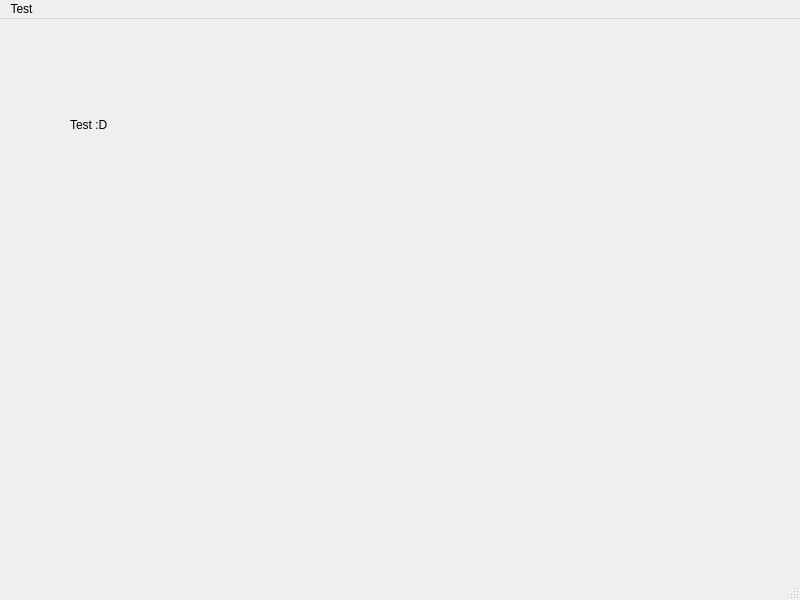
Before: the Qt Designer form src/mainwindow.ui in cybercatalyst/ubuntu-phone-native-template, drawn with Qt 5.
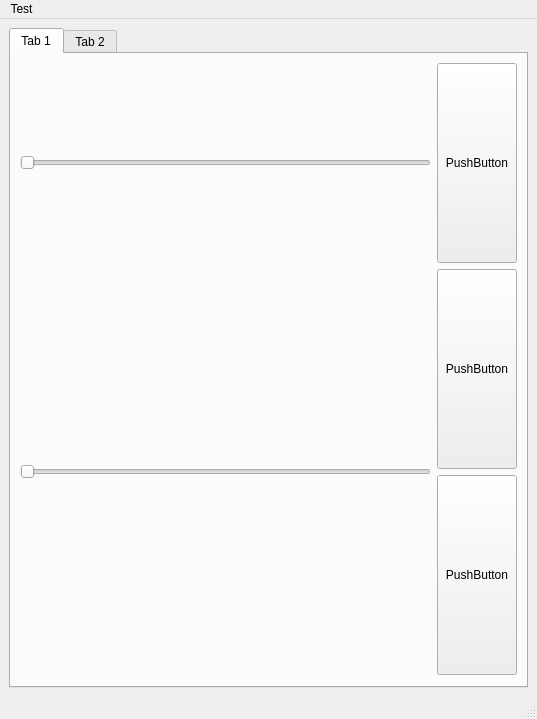
After: the same form once the commit is applied.

Commit message: Now also transferring executable.

What changed in the file:
```diff
--- a/src/mainwindow.ui
+++ b/src/mainwindow.ui
@@ -6,34 +6,92 @@
    <rect>
     <x>0</x>
     <y>0</y>
-    <width>800</width>
-    <height>600</height>
+    <width>537</width>
+    <height>354</height>
    </rect>
   </property>
   <property name="windowTitle">
    <string>MainWindow</string>
   </property>
   <widget class="QWidget" name="centralwidget">
-   <widget class="QLabel" name="label">
-    <property name="geometry">
-     <rect>
-      <x>70</x>
-      <y>70</y>
-      <width>191</width>
-      <height>71</height>
-     </rect>
-    </property>
-    <property name="text">
-     <string>Test :D</string>
-    </property>
-   </widget>
+   <layout class="QVBoxLayout" name="verticalLayout">
+    <item>
+     <widget class="QTabWidget" name="tabWidget">
+      <widget class="QWidget" name="tab">
+       <attribute name="title">
+        <string>Tab 1</string>
+       </attribute>
+       <layout class="QGridLayout" name="gridLayout">
+        <item row="0" column="0">
+         <widget class="QSlider" name="horizontalSlider">
+          <property name="orientation">
+           <enum>Qt::Horizontal</enum>
+          </property>
+         </widget>
+        </item>
+        <item row="0" column="1">
+         <widget class="QPushButton" name="pushButton">
+          <property name="minimumSize">
+           <size>
+            <width>0</width>
+            <height>200</height>
+           </size>
+          </property>
+          <property name="text">
+           <string>PushButton</string>
+          </property>
+         </widget>
+        </item>
+        <item row="1" column="0" rowspan="2">
+         <widget class="QSlider" name="horizontalSlider_2">
+          <property name="orientation">
+           <enum>Qt::Horizontal</enum>
+          </property>
+         </widget>
+        </item>
+        <item row="1" column="1">
+         <widget class="QPushButton" name="pushButton_2">
+          <property name="minimumSize">
+           <size>
+            <width>0</width>
+            <height>200</height>
+           </size>
+          </property>
+          <property name="text">
+           <string>PushButton</string>
+          </property>
+         </widget>
+        </item>
+        <item row="2" column="1">
+         <widget class="QPushButton" name="pushButton_3">
+          <property name="minimumSize">
+           <size>
+            <width>0</width>
+            <height>200</height>
+           </size>
+          </property>
+          <property name="text">
+           <string>PushButton</string>
+          </property>
+         </widget>
+        </item>
+       </layout>
+      </widget>
+      <widget class="QWidget" name="tab_2">
+       <attribute name="title">
+        <string>Tab 2</string>
+       </attribute>
+      </widget>
+     </widget>
+    </item>
+   </layout>
   </widget>
   <widget class="QMenuBar" name="menubar">
    <property name="geometry">
     <rect>
      <x>0</x>
      <y>0</y>
-     <width>800</width>
+     <width>537</width>
      <height>25</height>
     </rect>
    </property>
```
The commit also changes 1 other file.
